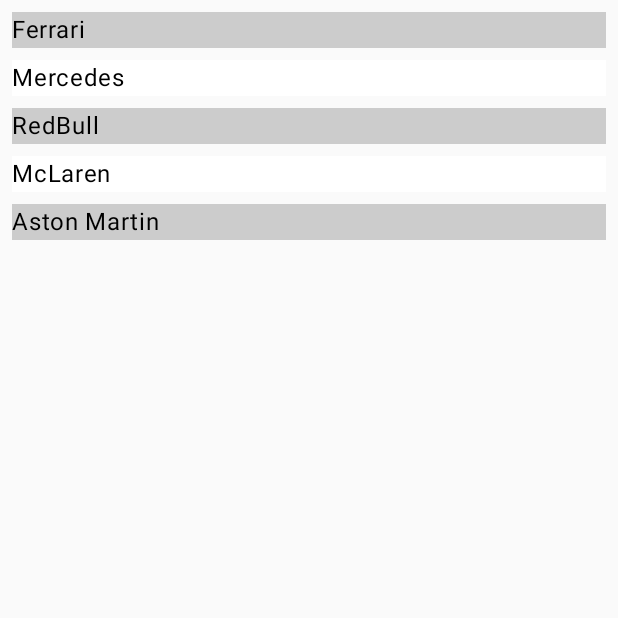
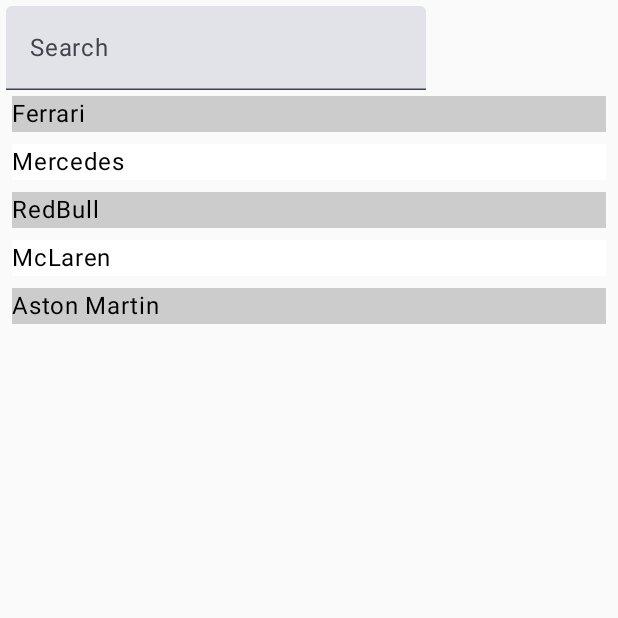
Before and after one commit to ShaneWhitmore/F1-Geek, an Android app built with Jetpack Compose: the screen it shows after launch (MainActivity), on a phone screen of 412 x 824 dp, the top half of it. Run offline under Robolectric (Android 15) with nearby library versions, the phone set to English and light mode, and no system bars.

Commit message:
Filtering teams using search bar now works

```diff
--- a/app/src/main/java/com/example/f1geek/MainActivity.kt
+++ b/app/src/main/java/com/example/f1geek/MainActivity.kt
@@ -10,10 +10,12 @@ import androidx.compose.foundation.layout.fillMaxWidth
 import androidx.compose.foundation.layout.padding
 import androidx.compose.material3.Button
 import androidx.compose.material3.Text
+import androidx.compose.material3.TextField
 import androidx.compose.runtime.Composable
 import androidx.compose.runtime.getValue
 import androidx.compose.runtime.mutableStateOf
 import androidx.compose.runtime.remember
+import androidx.compose.runtime.saveable.rememberSaveable
 import androidx.compose.runtime.setValue
 import androidx.compose.ui.Modifier
 import androidx.compose.ui.graphics.Color
@@ -95,6 +97,7 @@ class MainActivity : ComponentActivity() {
             Text(text = driver.abbreviatedName)
             Text(text = driver.number.toString())
 
+
         }
 
     }
@@ -130,7 +133,24 @@ class MainActivity : ComponentActivity() {
 
     @Composable
     fun TeamList(teams: List<Team>,  onClickHandler: (Team) -> Unit ,modifier: Modifier = Modifier) {
+        var filterText by rememberSaveable { mutableStateOf("") }
         Column(modifier) {
+            TextField(
+                value = filterText,
+                onValueChange = { value -> filterText = value },
+                label = { Text("Search") }
+            )
+
+            teams.filter { it.name.contains(filterText, true) }.forEachIndexed { index,team ->
+                val backgroundColor = if (index % 2 == 0) Color.LightGray else Color.White
+                Text(
+                    text = team.name,
+                    modifier = modifier
+                        .background(backgroundColor)
+                        .clickable { onClickHandler(team) },)
+            }
+
+            /*
             teams.forEachIndexed { index, team ->
                 val backgroundColor = if (index % 2 == 0) Color.LightGray else Color.White
                 Text(
@@ -140,6 +160,10 @@ class MainActivity : ComponentActivity() {
                         .clickable { onClickHandler(team) },
                 )
             }
+
+             */
+
+
         }
     }
 
```
